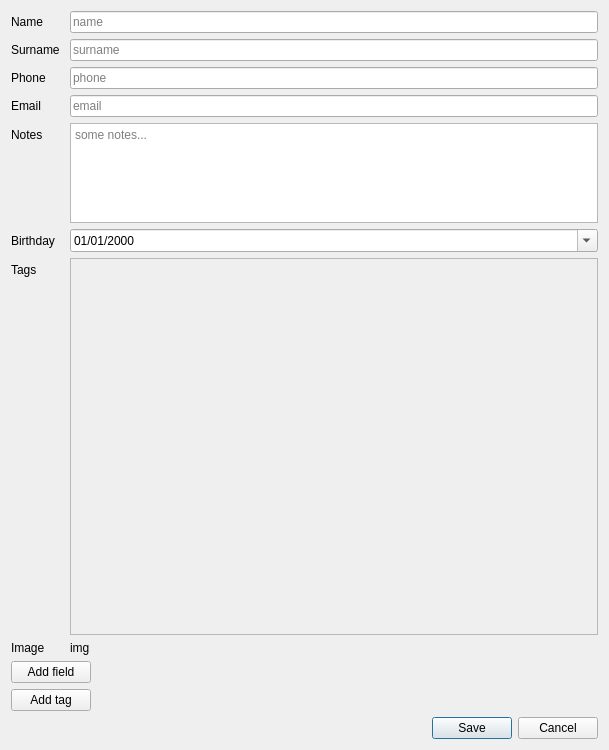
First picture: the form in ui/formDialog.ui, repository francidellungo/ContactManager, before the edit.
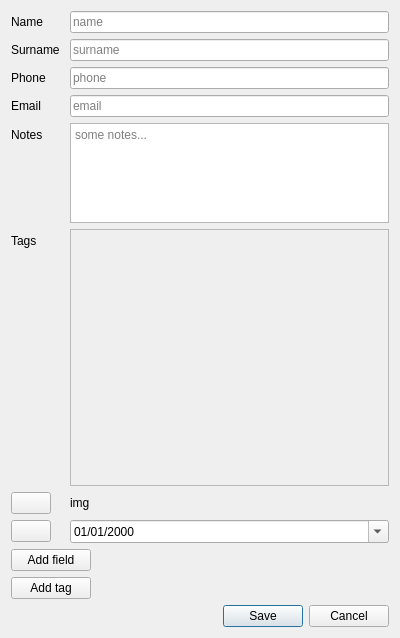
Second picture: the form after the edit. Icons and pictures are not drawn.

```diff
--- a/ui/formDialog.ui
+++ b/ui/formDialog.ui
@@ -6,10 +6,16 @@
    <rect>
     <x>0</x>
     <y>0</y>
-    <width>609</width>
-    <height>750</height>
+    <width>400</width>
+    <height>638</height>
    </rect>
   </property>
+  <property name="maximumSize">
+   <size>
+    <width>400</width>
+    <height>16777215</height>
+   </size>
+  </property>
   <property name="windowTitle">
    <string>New Contact</string>
   </property>
@@ -95,7 +101,7 @@
       <widget class="QTextEdit" name="notes_textEdit">
        <property name="maximumSize">
         <size>
-         <width>16777215</width>
+         <width>400</width>
          <height>100</height>
         </size>
        </property>
@@ -105,30 +111,13 @@
       </widget>
      </item>
      <item row="5" column="0">
-      <widget class="QLabel" name="birthdayLabel">
-       <property name="text">
-        <string>Birthday</string>
-       </property>
-      </widget>
-     </item>
-     <item row="5" column="1">
-      <widget class="QDateEdit" name="birthdayDateEdit">
-       <property name="displayFormat">
-        <string>dd/MM/yyyy</string>
-       </property>
-       <property name="calendarPopup">
-        <bool>true</bool>
-       </property>
-      </widget>
-     </item>
-     <item row="6" column="0">
       <widget class="QLabel" name="tags_label">
        <property name="text">
         <string>Tags</string>
        </property>
       </widget>
      </item>
-     <item row="6" column="1">
+     <item row="5" column="1">
       <widget class="QScrollArea" name="tags_scrollArea">
        <property name="minimumSize">
         <size>
@@ -150,7 +139,7 @@
          <rect>
           <x>0</x>
           <y>0</y>
-          <width>524</width>
+          <width>315</width>
           <height>148</height>
          </rect>
         </property>
@@ -158,20 +147,45 @@
        </widget>
       </widget>
      </item>
-     <item row="7" column="0">
-      <widget class="QLabel" name="image_label">
+     <item row="6" column="0">
+      <widget class="QPushButton" name="image_pb">
        <property name="text">
-        <string>Image</string>
+        <string/>
+       </property>
+       <property name="icon">
+        <iconset theme="image-x-generic">
+         <normaloff>.</normaloff>.</iconset>
        </property>
       </widget>
      </item>
-     <item row="7" column="1">
+     <item row="6" column="1">
       <widget class="QLabel" name="img_label">
        <property name="text">
         <string>img</string>
        </property>
       </widget>
      </item>
+     <item row="7" column="0">
+      <widget class="QPushButton" name="birthday_pb">
+       <property name="text">
+        <string/>
+       </property>
+       <property name="icon">
+        <iconset>
+         <normaloff>../img/birthday.jpeg</normaloff>../img/birthday.jpeg</iconset>
+       </property>
+      </widget>
+     </item>
+     <item row="7" column="1">
+      <widget class="QDateEdit" name="birthdayDateEdit">
+       <property name="displayFormat">
+        <string>dd/MM/yyyy</string>
+       </property>
+       <property name="calendarPopup">
+        <bool>true</bool>
+       </property>
+      </widget>
+     </item>
     </layout>
    </item>
    <item alignment="Qt::AlignLeft">
```
Left out of the diff: 6 changed lines with no effect on the pictures.
